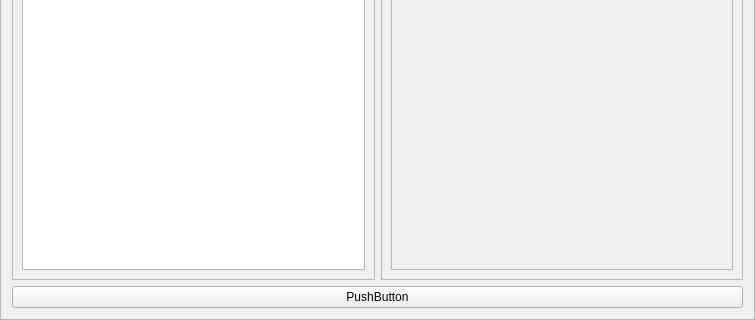
First picture: the form in ui/op_builder.ui, repository slaclab/paws, before the edit; both pictures show x 0 to 755 and y 144 to 464 of the 755 by 464 pixel window.
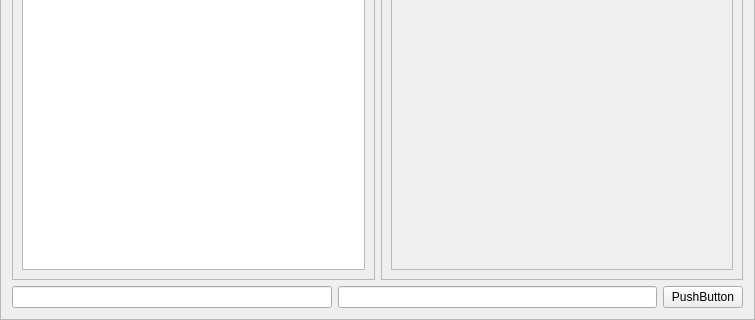
Second picture: the form after the edit.

The edit to the form file:
```diff
--- a/ui/op_builder.ui
+++ b/ui/op_builder.ui
@@ -19,7 +19,7 @@
   <property name="frameShadow">
    <enum>QFrame::Raised</enum>
   </property>
-  <layout class="QGridLayout" name="gridLayout">
+  <layout class="QGridLayout" name="gridLayout_2">
    <item row="0" column="0">
     <widget class="QFrame" name="op_frame">
      <property name="frameShape">
@@ -87,6 +87,14 @@
     </widget>
    </item>
    <item row="1" column="0" colspan="2">
+    <layout class="QGridLayout" name="gridLayout">
+     <item row="0" column="0">
+      <widget class="QLineEdit" name="tag_prompt"/>
+     </item>
+     <item row="0" column="1">
+      <widget class="QLineEdit" name="tag_entry"/>
+     </item>
+     <item row="0" column="2">
     <widget class="QPushButton" name="finish_button">
      <property name="minimumSize">
       <size>
@@ -98,6 +106,8 @@
       <string>PushButton</string>
      </property>
     </widget>
+     </item>
+    </layout>
    </item>
   </layout>
  </widget>
```
Left out of the diff: 2 changed lines with no effect on the pictures. Lines whose indentation alone changed are shown as unchanged.
